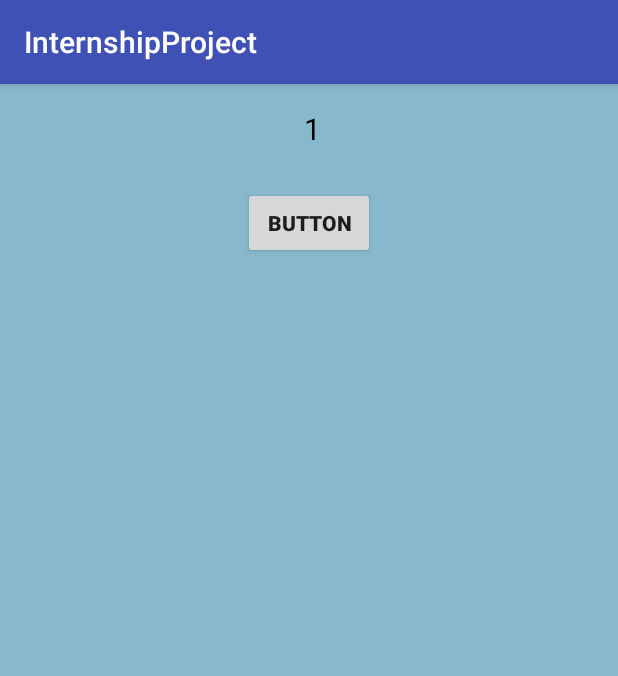
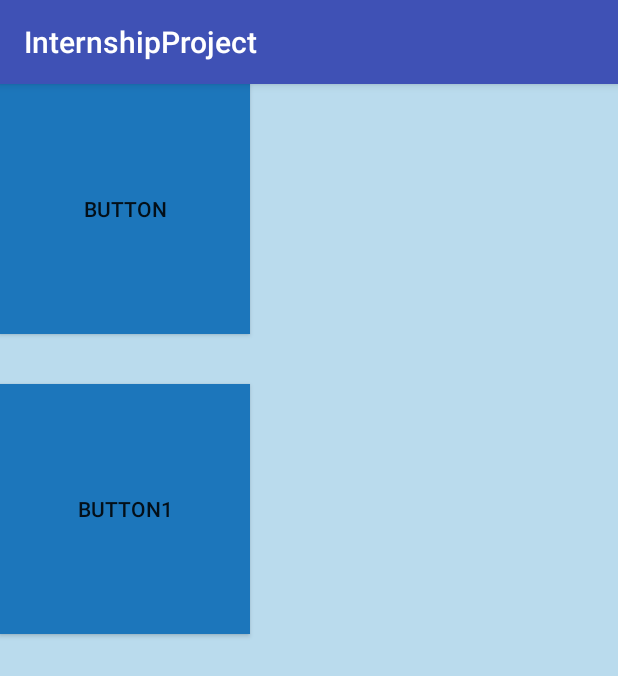
Before and after one commit to seydabilen/InternshipProject, an Android app: the screen it shows after launch (MainActivity), after a tap on "BUTTON", on a phone screen of 412 x 824 dp. Shown: the top 676 px of the screen. Run offline under Robolectric (Android 15) with nearby library versions, the light colour scheme and no system bars.

Commit message:
Button size and color has been changed.Drag and drop operations done.

```diff
--- a/app/src/main/java/com/codycus/internshipproject/MainActivity.java
+++ b/app/src/main/java/com/codycus/internshipproject/MainActivity.java
@@ -1,21 +1,83 @@
 package com.codycus.internshipproject;
 
+import android.graphics.Color;
+import android.os.Bundle;
 import android.support.v7.app.AppCompatActivity;
-import android.os.Bundle;
+import android.view.MotionEvent;
 import android.view.View;
-import android.widget.TextView;
+import android.view.ViewGroup;
+import android.widget.Button;
+import android.widget.FrameLayout;
 
 public class MainActivity extends AppCompatActivity {
-    int count=0;
+
+    private Button btn,btn1;
+    private ViewGroup rootLayout;
     @Override
     protected void onCreate(Bundle savedInstanceState) {
         super.onCreate(savedInstanceState);
         setContentView(R.layout.activity_main);
-    }
-    public void onClick(View view){
-        count++;
-        TextView text=(TextView)findViewById(R.id.textView);
-        text.setText(" "+count);
+        rootLayout = (ViewGroup) findViewById(R.id.view_root);
+        btn1 = (Button) rootLayout.findViewById(R.id.button1);
+        btn = (Button)rootLayout.findViewById(R.id.button);
+
+        FrameLayout.LayoutParams layoutParams = new FrameLayout.LayoutParams(250, 250);
+        layoutParams.topMargin=300;
+        FrameLayout.LayoutParams layoutParams1 = new FrameLayout.LayoutParams(250, 250);
+        btn1.setLayoutParams(layoutParams);
+        btn.setLayoutParams(layoutParams1);
+        btn1.setOnTouchListener(new ChoiceTouchListener());
+        btn.setOnTouchListener(new ChoiceTouchListener());
 
     }
+
+    private final class ChoiceTouchListener implements View.OnTouchListener {
+        private int _xdelta;
+        private int _ydelta;
+
+
+        @Override
+        public boolean onTouch(View view, MotionEvent event) {
+
+            {
+
+                final int X = (int) event.getRawX();
+                final int Y = (int) event.getRawY();
+                switch (event.getAction() & MotionEvent.ACTION_MASK) {
+                    case MotionEvent.ACTION_DOWN:
+                        FrameLayout.LayoutParams lParams = (FrameLayout.LayoutParams) view.getLayoutParams();
+                        _xdelta = X - lParams.leftMargin;
+                        _ydelta = Y - lParams.topMargin;
+                        view.setScaleX(view.getScaleX() + 0.5f);
+                        view.setScaleY(view.getScaleY() + 0.5f);
+                        break;
+                    case MotionEvent.ACTION_UP:
+                        view.setBackgroundColor(Color.rgb(28,118,187));
+                        view.setScaleX(1);
+                        view.setScaleY(1);
+                        break;
+                    case MotionEvent.ACTION_POINTER_DOWN:
+                        break;
+                    case MotionEvent.ACTION_POINTER_UP:
+                        break;
+                    case MotionEvent.ACTION_MOVE:
+                        view.setBackgroundColor(Color.GREEN);
+                        FrameLayout.LayoutParams layoutParams = (FrameLayout.LayoutParams) view.getLayoutParams();
+                        layoutParams.leftMargin = X - _xdelta;
+                        layoutParams.topMargin = Y - _ydelta;
+                        layoutParams.rightMargin = 0;
+                        layoutParams.bottomMargin = 0;
+                        view.setLayoutParams(layoutParams);
+                        break;
+                }
+
+                rootLayout.invalidate();
+                return true;
+            }
+        }
+    }
+
+
+
+
 }
--- /dev/null
+++ b/app/src/main/res/drawable/custom_button.xml
@@ -0,0 +1,12 @@
+<?xml version="1.0" encoding="utf-8"?>
+<selector xmlns:android="http://schemas.android.com/apk/res/android">
+
+
+    <item android:state_pressed="true"
+        android:drawable="@color/button_pressed"/>
+    <item android:state_focused="true"
+        android:drawable="@color/button_focused"/>
+    <item android:drawable="@color/button_default"/>
+
+
+</selector>
--- a/app/src/main/res/layout/activity_main.xml
+++ b/app/src/main/res/layout/activity_main.xml
@@ -1,33 +1,30 @@
 <?xml version="1.0" encoding="utf-8"?>
-<LinearLayout xmlns:android="http://schemas.android.com/apk/res/android"
-    xmlns:tools="http://schemas.android.com/tools"
-    android:id="@+id/activity_main"
+<FrameLayout xmlns:android="http://schemas.android.com/apk/res/android"
     android:layout_width="match_parent"
     android:layout_height="match_parent"
-    android:paddingBottom="@dimen/activity_vertical_margin"
-    android:paddingLeft="@dimen/activity_horizontal_margin"
-    android:paddingRight="@dimen/activity_horizontal_margin"
-    android:paddingTop="@dimen/activity_vertical_margin"
-    android:orientation="vertical"
-    android:background="#88b8cc"
-    tools:context="com.codycus.internshipproject.MainActivity">
-    <TextView
-        android:layout_gravity="center"
-        android:text="0"
+    android:id="@+id/view_root"
+    android:background="#badbed">
+
+    <Button
         android:layout_width="wrap_content"
         android:layout_height="wrap_content"
-        android:layout_marginBottom="25dp"
-        android:id="@+id/textView"
-        android:textColor="#000"
-        android:textSize="20sp"/>
+        android:id="@+id/button1"
+        android:background="@drawable/custom_button"
+        android:onClick="true"
+        android:text="button1"
+        android:clickable="true"/>
+
     <Button
-        android:layout_gravity="center"
-        android:onClick="onClick"
+        android:background="@drawable/custom_button"
+        android:onClick="true"
+        android:clickable="true"
+        android:layout_width="wrap_content"
+        android:layout_height="wrap_content"
+        android:text="button"
         android:id="@+id/button"
-        android:text="BUTTON"
-        android:textStyle="bold"
-        android:layout_width="wrap_content"
-        android:layout_height="wrap_content" />
+        android:layout_gravity="end"/>
 
 
-</LinearLayout>
+
+
+</FrameLayout>
--- a/app/src/main/res/values/colors.xml
+++ b/app/src/main/res/values/colors.xml
@@ -3,4 +3,8 @@
     <color name="colorPrimary">#3F51B5</color>
     <color name="colorPrimaryDark">#303F9F</color>
     <color name="colorAccent">#FF4081</color>
+    <color name="button_pressed">#ff8a00</color>
+    <color name="button_focused">#ff8a00</color>
+    <color name="button_default">#1c76bb</color>
+
 </resources>
```
